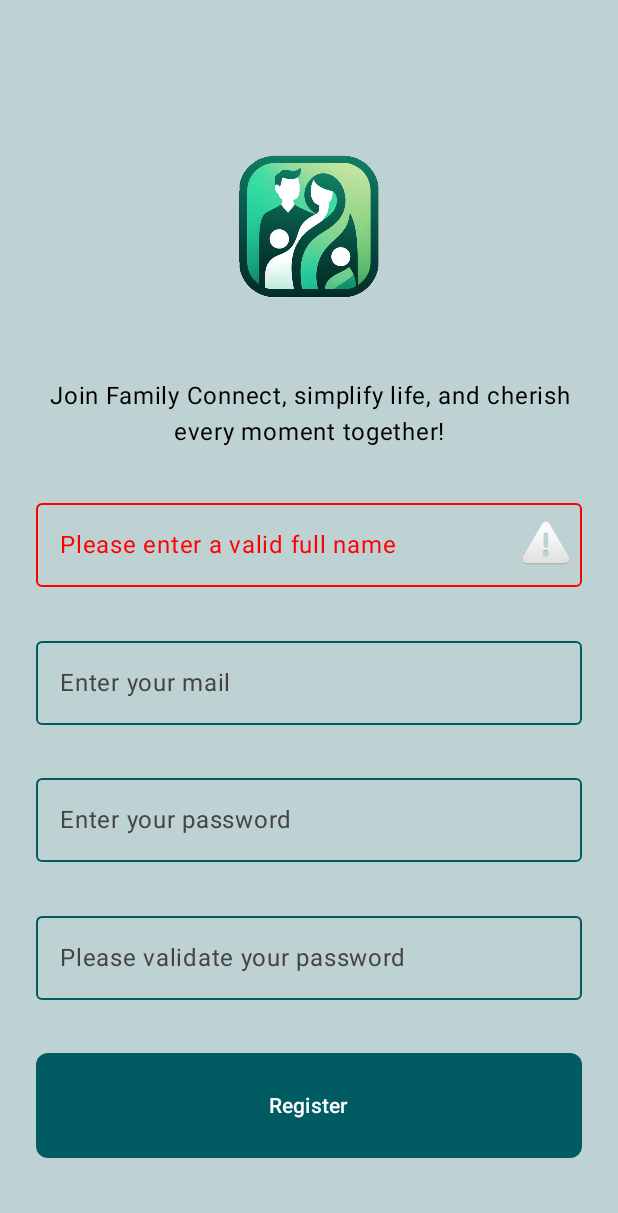
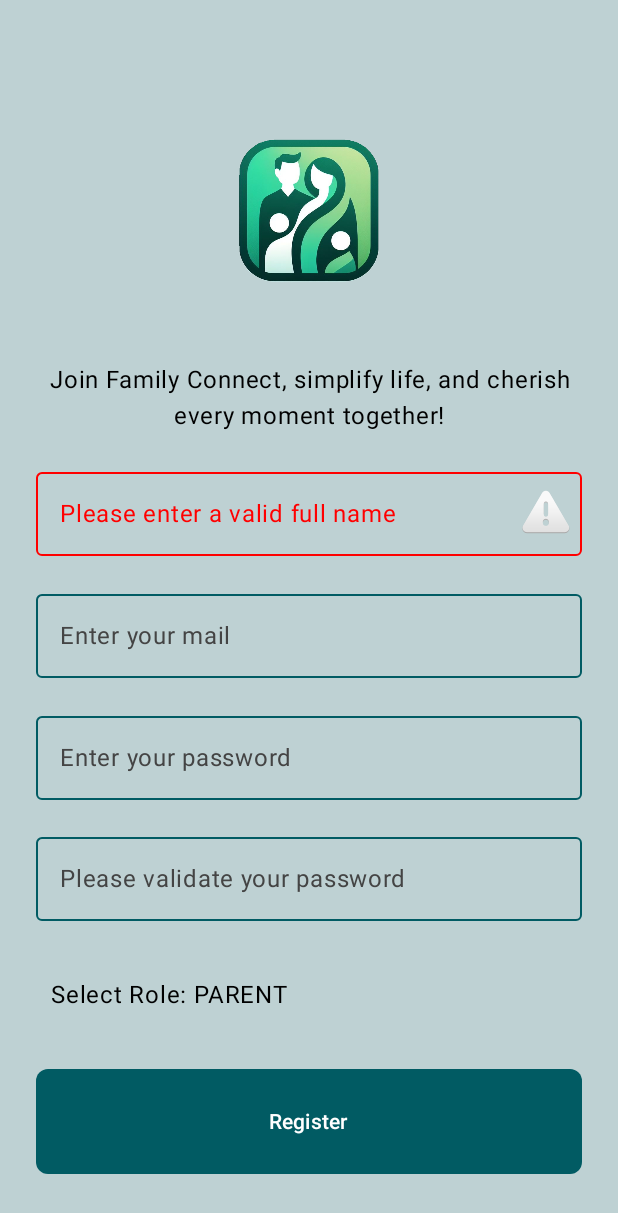
Before and after one commit to HalilBulke/family_connect, an Android app built with Jetpack Compose: the RegisterScreen screen opened through its navigation route, after a tap on "Register", on a phone screen of 412 x 824 dp. Shown: the top 1213 px of the screen. Run offline under Robolectric (Android 15) with nearby library versions, the phone set to English and light mode, and no system bars; our stand-ins replace Dagger/Hilt's generated code.

Commit message:
Role Selection is added to register screen and backend call

```diff
--- a/app/src/main/java/com/familyconnect/familyconnect/register/RegisterScreen.kt
+++ b/app/src/main/java/com/familyconnect/familyconnect/register/RegisterScreen.kt
@@ -2,6 +2,7 @@ package com.familyconnect.familyconnect.register
 
 import androidx.compose.foundation.Image
 import androidx.compose.foundation.background
+import androidx.compose.foundation.clickable
 import androidx.compose.foundation.layout.Arrangement
 import androidx.compose.foundation.layout.Column
 import androidx.compose.foundation.layout.aspectRatio
@@ -31,11 +32,14 @@ import androidx.hilt.navigation.compose.hiltViewModel
 import com.familyconnect.familyconnect.R
 import com.familyconnect.familyconnect.commoncomposables.AppButton
 import com.familyconnect.familyconnect.commoncomposables.AppInputField
+import androidx.compose.material3.DropdownMenu
+import androidx.compose.material3.DropdownMenuItem
+import androidx.compose.ui.tooling.preview.Preview
+import retrofit2.Response
 
 
-/*
 class MockRegisterRepository : RegisterRepository {
-    override suspend fun register(): Response<Unit> {
+    override suspend fun register(registerBody: RegisterScreenPostItemBody): Response<Unit> {
         // Mock register implementation
         // For preview purposes, you can return a successful response
         return Response.success(Unit)
@@ -59,7 +63,7 @@ fun RegisterScreenPreview() {
 }
 
 
-*/
+
 
 @Composable
 fun RegisterScreen(
@@ -70,6 +74,8 @@ fun RegisterScreen(
     var email by rememberSaveable { mutableStateOf("") }
     var password by rememberSaveable { mutableStateOf("") }
     var passwordCheck by rememberSaveable { mutableStateOf("") }
+    var selectedRole by rememberSaveable { mutableStateOf("PARENT") }
+    var isDropdownExpanded by rememberSaveable { mutableStateOf(false) }
 
     val uiState by viewModel.uiState.collectAsState()
 
@@ -162,6 +168,39 @@ fun RegisterScreen(
                 ),
             )
 
+            Column(
+                modifier = Modifier.fillMaxWidth()
+            ) {
+                Text(
+                    text = "Select Role: $selectedRole",
+                    color = if (isDropdownExpanded) Color.Blue else Color.Black,
+                    modifier = Modifier
+                        .padding(vertical = 12.dp, horizontal = 10.dp)
+                        .clickable { isDropdownExpanded = !isDropdownExpanded }
+                )
+
+                DropdownMenu(
+                    expanded = isDropdownExpanded,
+                    onDismissRequest = { isDropdownExpanded = false }
+
+                ) {
+                    DropdownMenuItem(
+                        onClick = {
+                            selectedRole = "PARENT"
+                            isDropdownExpanded = false
+                        },
+                        text = { Text("Parent") }
+                    )
+                    DropdownMenuItem(
+                        onClick = {
+                            selectedRole = "CHILD"
+                            isDropdownExpanded = false
+                        },
+                        text = { Text("Child") }
+                    )
+                }
+            }
+
             AppButton(
                 buttonText = "Register",
                 modifier = Modifier
@@ -169,7 +208,7 @@ fun RegisterScreen(
                     .aspectRatio(5.2f),
                 isLoading = uiState == RegisterUiState.Loading,
                 onClick = {
-                    viewModel.onRegisterClick(fullName, email, password, passwordCheck)
+                    viewModel.onRegisterClick(fullName, email, password, passwordCheck, selectedRole)
                 }
             )
         }
--- a/app/src/main/java/com/familyconnect/familyconnect/register/RegisterViewModel.kt
+++ b/app/src/main/java/com/familyconnect/familyconnect/register/RegisterViewModel.kt
@@ -35,7 +35,7 @@ class RegisterViewModel @Inject constructor(private val registerRepository: Regi
         return password == passwordCheck && password.isNotEmpty() && passwordCheck.isNotEmpty()
     }
 
-    fun onRegisterClick(fullName: String, email: String, password: String, passwordCheck: String) {
+    fun onRegisterClick(fullName: String, email: String, password: String, passwordCheck: String, selectedRole: String) {
         if (isValidFUllName(fullName).not()) {
             _uiState.value = RegisterUiState.FullNameNotValid
             return
@@ -51,7 +51,7 @@ class RegisterViewModel @Inject constructor(private val registerRepository: Regi
         viewModelScope.launch {
             _uiState.value = RegisterUiState.Loading
             try {
-                val registerBody = RegisterScreenPostItemBody(email, password, fullName, "PARENT")
+                val registerBody = RegisterScreenPostItemBody(email, password, fullName, selectedRole)
                 val response = registerRepository.register(registerBody)
                 if (response.isSuccessful) {
                     _uiState.value = RegisterUiState.Success
```
